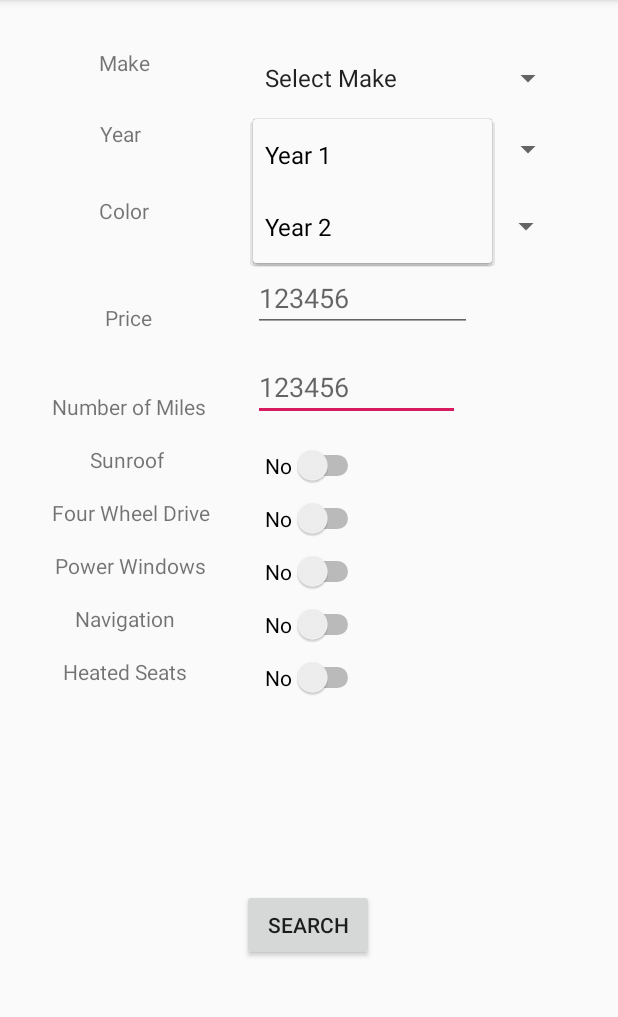
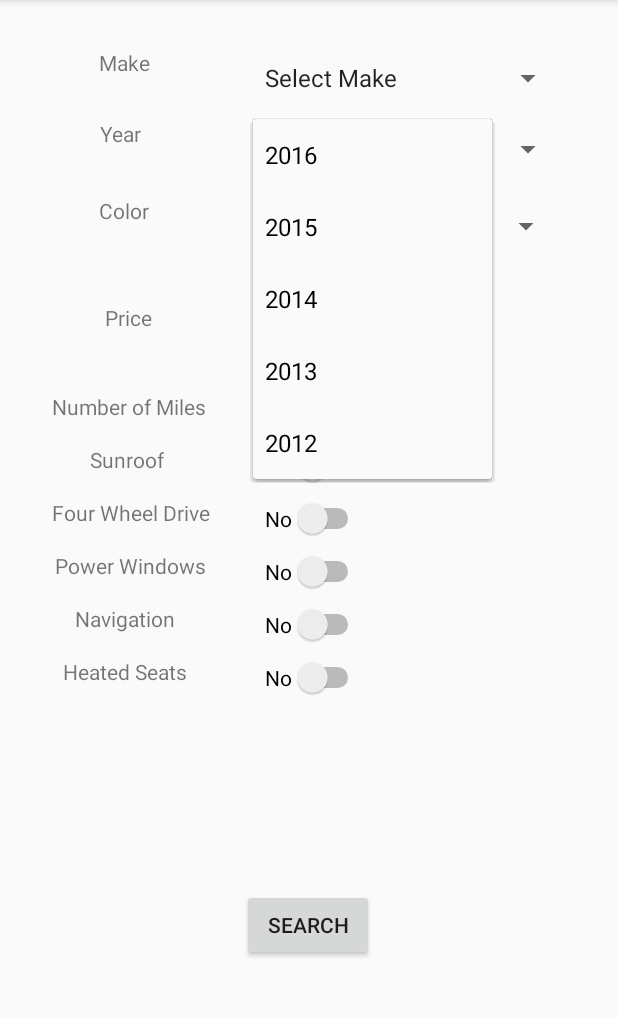
Before and after one commit to vanskater362/Dealership, an Android app: the screen it shows after launch (MainActivity), after a tap on "Select Year", on a phone screen of 412 x 824 dp, the part 84-1101 px from its top. Run offline under Robolectric (Android 15) with nearby library versions, the phone set to English and light mode, and no system bars.

Commit message:
Database calles to fill the spinners

```diff
--- /dev/null
+++ b/app/src/main/java/com/cardealership/DatabaseHelper.java
@@ -0,0 +1,292 @@
+package com.cardealership;
+
+import android.content.ContentValues;
+import android.content.Context;
+import android.database.Cursor;
+import android.database.sqlite.SQLiteDatabase;
+import android.database.sqlite.SQLiteOpenHelper;
+import android.util.Log;
+
+import java.util.ArrayList;
+import java.util.HashMap;
+import java.util.HashSet;
+import java.util.List;
+import java.util.Map;
+//This class can function like a Web API
+//Each function would be an Endpoint to access the DataBase
+public class DatabaseHelper extends SQLiteOpenHelper {
+
+    // Database Version
+    private static final int DATABASE_VERSION = 3;
+
+    // Database Name
+    private static final String DATABASE_NAME = "dealership_db";
+
+
+    public DatabaseHelper(Context context) {
+        super(context, DATABASE_NAME, null, DATABASE_VERSION);
+    }
+
+    // Creating Tables
+    @Override
+    public void onCreate(SQLiteDatabase db) {
+        // create notes table
+        db.execSQL(Cars.CREATE_TABLE);
+        //fillDB(db);
+    }
+
+    // Upgrading database
+    @Override
+    public void onUpgrade(SQLiteDatabase db, int oldVersion, int newVersion) {
+        // Drop older table if existed
+        db.execSQL("DROP TABLE IF EXISTS " + Cars.TABLE_NAME);
+
+        // Create tables again
+        onCreate(db);
+    }
+
+    public List<Cars> getAllCars() {
+        List<Cars> cars = new ArrayList<>();
+
+        String selectQuery = "SELECT * FROM " + Cars.TABLE_NAME;
+
+        SQLiteDatabase db = this.getWritableDatabase();
+        Cursor cursor = db.rawQuery(selectQuery, null);
+
+        if(cursor.moveToFirst()){
+            do{
+                Cars car = new Cars();
+                car.setId(cursor.getInt(cursor.getColumnIndex(Cars.COLUMN_ID)));
+                car.set_Id(cursor.getString(cursor.getColumnIndex(Cars.COLUMN__ID)));
+                car.setMake(cursor.getString(cursor.getColumnIndex(Cars.COLUMN_MAKE)));
+                car.setYear(cursor.getString(cursor.getColumnIndex(Cars.COLUMN_YEAR)));
+                car.setColor(cursor.getString(cursor.getColumnIndex(Cars.COLUMN_COLOR)));
+                car.setPrice(cursor.getString(cursor.getColumnIndex(Cars.COLUMN_PRICE)));
+                car.setHasSunroof(cursor.getInt(cursor.getColumnIndex(Cars.COLUMN_HASSUNROOF)));
+                car.setIsFourWheelDrive(cursor.getInt(cursor.getColumnIndex(Cars.COLUMN_ISFOURWHEELDRIVE)));
+                car.setHasLowMiles(cursor.getInt(cursor.getColumnIndex(Cars.COLUMN_HASLOWMILES)));
+                car.setHasPowerWindows(cursor.getInt(cursor.getColumnIndex(Cars.COLUMN_HASPOWERWINDOWS)));
+                car.setHasNavigation(cursor.getInt(cursor.getColumnIndex(Cars.COLUMN_HASNAVIGATION)));
+                car.setHasHeatedSeats(cursor.getInt(cursor.getColumnIndex(Cars.COLUMN_HASHEATEDSEATS)));
+
+                cars.add(car);
+            } while (cursor.moveToNext());
+        }
+
+        db.close();
+
+        return cars;
+    }
+
+    public HashSet getMakes(){
+        HashSet makes = new HashSet();
+        String selectQuery = "SELECT " + Cars.COLUMN_MAKE + " FROM " + Cars.TABLE_NAME;
+
+        SQLiteDatabase db = this.getReadableDatabase();
+        Cursor cursor = db.rawQuery(selectQuery, null);
+
+        if(cursor.moveToFirst()) {
+            do {
+                makes.add(cursor.getString(cursor.getColumnIndex(Cars.COLUMN_MAKE)));
+            } while (cursor.moveToNext());
+        }
+
+        return makes;
+    }
+
+    public HashSet getYears(){
+        HashSet years = new HashSet();
+        String selectQuery = "SELECT " + Cars.COLUMN_YEAR + " FROM " + Cars.TABLE_NAME;
+
+        SQLiteDatabase db = this.getReadableDatabase();
+        Cursor cursor = db.rawQuery(selectQuery, null);
+
+        if(cursor.moveToFirst()) {
+            do {
+                years.add(cursor.getString(cursor.getColumnIndex(Cars.COLUMN_YEAR)));
+            } while (cursor.moveToNext());
+        }
+
+        return years;
+    }
+
+    public HashSet getColors(){
+        HashSet colors = new HashSet();
+        String selectQuery = "SELECT " + Cars.COLUMN_COLOR + " FROM " + Cars.TABLE_NAME;
+
+        SQLiteDatabase db = this.getReadableDatabase();
+        Cursor cursor = db.rawQuery(selectQuery, null);
+
+        if(cursor.moveToFirst()) {
+            do {
+                colors.add(cursor.getString(cursor.getColumnIndex(Cars.COLUMN_COLOR)));
+            } while (cursor.moveToNext());
+        }
+
+        return colors;
+    }
+
+    public void fillDB(){
+        //data for the database
+        //this is just for this test app
+        //data is from the sample data set
+
+        SQLiteDatabase db = this.getWritableDatabase();
+        ContentValues values = new ContentValues();
+
+        //create a map of each car to later insert into the database
+        Map<String, String> car1 = new HashMap<>();
+            car1.put("_id", "59d2698c2eaefb1268b69ee5");
+            car1.put("make", "Chevy");
+            car1.put("year", "2016");
+            car1.put("color", "Gray");
+            car1.put("price", "16106");
+            car1.put("hasSunroof", "0");
+            car1.put("isFourWheelDrive", "1");
+            car1.put("hasLowMiles", "1");
+            car1.put("hasPowerWindows", "0");
+            car1.put("hasNavigation", "1");
+            car1.put("hasHeatedSeats", "0");
+
+        Map<String, String> car2 = new HashMap<>();
+            car2.put("_id", "59d2698c05889e0b23959106");
+            car2.put("make", "Toyota");
+            car2.put("year", "2012");
+            car2.put("color", "Silver");
+            car2.put("price", "18696");
+            car2.put("hasSunroof", "1");
+            car2.put("isFourWheelDrive", "1");
+            car2.put("hasLowMiles", "0");
+            car2.put("hasPowerWindows", "1");
+            car2.put("hasNavigation", "0");
+            car2.put("hasHeatedSeats", "1");
+
+
+        Map<String, String> car3 = new HashMap<>();
+            car3.put("_id", "59d2698c6f1dc2cbec89c413");
+            car3.put("make", "Mercedes");
+            car3.put("year", "2016");
+            car3.put("color", "Black");
+            car3.put("price", "18390");
+            car3.put("hasSunroof", "1");
+            car3.put("isFourWheelDrive", "0");
+            car3.put("hasLowMiles", "0");
+            car3.put("hasPowerWindows", "1");
+            car3.put("hasNavigation", "1");
+            car3.put("hasHeatedSeats", "0");
+
+
+        Map<String, String> car4 = new HashMap<>();
+            car4.put("_id", "59d2698c340f2728382c0a73");
+            car4.put("make", "Toyota");
+            car4.put("year", "2015");
+            car4.put("color", "White");
+            car4.put("price", "15895");
+            car4.put("hasSunroof", "1");
+            car4.put("isFourWheelDrive", "0");
+            car4.put("hasLowMiles", "1");
+            car4.put("hasPowerWindows", "1");
+            car4.put("hasNavigation", "0");
+            car4.put("hasHeatedSeats", "1");
+
+
+        Map<String, String> car5 = new HashMap<>();
+            car5.put("_id", "59d2698cba9b82c2347cd13a");
+            car5.put("make", "Ford");
+            car5.put("year", "2014");
+            car5.put("color", "Gray");
+            car5.put("price", "19710");
+            car5.put("hasSunroof", "0");
+            car5.put("isFourWheelDrive", "1");
+            car5.put("hasLowMiles", "0");
+            car5.put("hasPowerWindows", "0");
+            car5.put("hasNavigation", "1");
+            car5.put("hasHeatedSeats", "1");
+
+
+        Map<String, String> car6 = new HashMap<>();
+            car6.put("_id", "59d2698ce2e7eeeb4f109001");
+            car6.put("make", "Toyota");
+            car6.put("year", "2014");
+            car6.put("color", "Red");
+            car6.put("price", "19248");
+            car6.put("hasSunroof", "1");
+            car6.put("isFourWheelDrive", "0");
+            car6.put("hasLowMiles", "1");
+            car6.put("hasPowerWindows", "1");
+            car6.put("hasNavigation", "1");
+            car6.put("hasHeatedSeats", "1");
+
+        Map<String, String> car7 = new HashMap<>();
+            car7.put("_id", "59d2698cd6a3b8f0dd994c9d");
+            car7.put("make", "Toyota");
+            car7.put("year", "2015");
+            car7.put("color", "Black");
+            car7.put("price", "13170");
+            car7.put("hasSunroof", "1");
+            car7.put("isFourWheelDrive", "0");
+            car7.put("hasLowMiles", "1");
+            car7.put("hasPowerWindows", "1");
+            car7.put("hasNavigation", "0");
+            car7.put("hasHeatedSeats", "0");
+
+        Map<String, String> car8 = new HashMap<>();
+            car8.put("_id", "59d2698c86ab54cee8acdc7b");
+            car8.put("make", "Mercedes");
+            car8.put("year", "2013");
+            car8.put("color", "Gray");
+            car8.put("price", "15669");
+            car8.put("hasSunroof", "0");
+            car8.put("isFourWheelDrive", "0");
+            car8.put("hasLowMiles", "1");
+            car8.put("hasPowerWindows", "0");
+            car8.put("hasNavigation", "0");
+            car8.put("hasHeatedSeats", "0");
+
+        Map<String, String> car9 = new HashMap<>();
+            car9.put("_id", "59d2698cda9e8d39476c678a");
+            car9.put("make", "Toyota");
+            car9.put("year", "2015");
+            car9.put("color", "White");
+            car9.put("price", "16629");
+            car9.put("hasSunroof", "0");
+            car9.put("isFourWheelDrive", "0");
+            car9.put("hasLowMiles", "1");
+            car9.put("hasPowerWindows", "0");
+            car9.put("hasNavigation", "0");
+            car9.put("hasHeatedSeats", "1");
+
+        //create an arraylist of each map created
+        //so one for loop can be use to insert the
+        //entire sample data set
+        ArrayList<Map> carMap = new ArrayList<>();
+        carMap.add(car1);
+        carMap.add(car2);
+        carMap.add(car3);
+        carMap.add(car4);
+        carMap.add(car5);
+        carMap.add(car6);
+        carMap.add(car7);
+        carMap.add(car8);
+        carMap.add(car9);
+
+
+        for(int i = 0; i < carMap.size(); i++) {
+            values.put(Cars.COLUMN__ID, carMap.get(i).get("_id").toString());
+            values.put(Cars.COLUMN_MAKE, carMap.get(i).get("make").toString());
+            values.put(Cars.COLUMN_YEAR, carMap.get(i).get("year").toString());
+            values.put(Cars.COLUMN_COLOR, carMap.get(i).get("color").toString());
+            values.put(Cars.COLUMN_PRICE, carMap.get(i).get("price").toString());
+            values.put(Cars.COLUMN_HASSUNROOF, carMap.get(i).get("hasSunroof").toString());
+            values.put(Cars.COLUMN_ISFOURWHEELDRIVE, carMap.get(i).get("isFourWheelDrive").toString());
+            values.put(Cars.COLUMN_HASLOWMILES, carMap.get(i).get("hasLowMiles").toString());
+            values.put(Cars.COLUMN_HASPOWERWINDOWS, carMap.get(i).get("hasPowerWindows").toString());
+            values.put(Cars.COLUMN_HASNAVIGATION, carMap.get(i).get("hasNavigation").toString());
+            values.put(Cars.COLUMN_HASHEATEDSEATS, carMap.get(i).get("hasHeatedSeats").toString());
+
+            //insert each car
+            db.insert(Cars.TABLE_NAME, null, values);
+        }
+        db.close();
+    }
+}
--- a/app/src/main/java/com/cardealership/MainActivity.java
+++ b/app/src/main/java/com/cardealership/MainActivity.java
@@ -1,5 +1,7 @@
 package com.cardealership;
 
+import android.database.Cursor;
+import android.database.sqlite.SQLiteDatabase;
 import android.support.v7.app.AppCompatActivity;
 import android.os.Bundle;
 import android.util.Log;
@@ -11,23 +13,27 @@ import android.widget.Switch;
 import android.widget.TextView;
 
 import java.util.ArrayList;
+import java.util.HashSet;
 import java.util.List;
 import java.util.Objects;
 
 public class MainActivity extends AppCompatActivity {
+
+    DatabaseHelper db;
 
     @Override
     protected void onCreate(Bundle savedInstanceState) {
         super.onCreate(savedInstanceState);
         setContentView(R.layout.activity_main);
 
-        List<String> makesArray =  new ArrayList<String>();
-        List<String> yearArray =  new ArrayList<String>();
-        List<String> colorArray =  new ArrayList<String>();
 
-        fillMakes(makesArray);
-        fillYears(yearArray);
-        fillColors(colorArray);
+        db = new DatabaseHelper(this);
+
+        db.fillDB();
+
+        List<String> makesArray = fillMakes(); //only fill the drop down menu with avaiable makes
+        List<String> yearArray =  fillYears(); //only fill the drop down menu with avaiable Years
+        List<String> colorArray =  fillColors(); //only fill the dropdown menu with avaiable Colors
 
 
         HintAdapter makesAdapter = new HintAdapter(this, makesArray, android.R.layout.simple_spinner_item);
@@ -109,21 +115,39 @@ public class MainActivity extends AppCompatActivity {
 
     }
 
-    void fillMakes(List<String> makesArray) {
-        makesArray.add("Make 1");
-        makesArray.add("Make 2");
-        makesArray.add("Select Make");
+    List<String> fillMakes() {
+        HashSet<String> makesArray =  db.getMakes();
+        List<String> makes = new ArrayList<>();
+        Object[] obj = makesArray.toArray();
+
+        for(int i = 0; i < obj.length; i++) {
+            makes.add(obj[i].toString());
+        }
+        makes.add("Select Make");
+        return makes;
     }
 
-    void fillYears(List<String> yearArray) {
-        yearArray.add("Year 1");
-        yearArray.add("Year 2");
-        yearArray.add("Select Year");
+    List<String> fillYears() {
+        HashSet<String> yearsArray =  db.getYears();
+        List<String> years = new ArrayList<>();
+        Object[] obj = yearsArray.toArray();
+
+        for(int i = 0; i < obj.length; i++) {
+            years.add(obj[i].toString());
+        }
+        years.add("Select Year");
+        return years;
     }
 
-    void fillColors(List<String> colorArray){
-        colorArray.add("Color 1");
-        colorArray.add("Color 2");
-        colorArray.add("Select Color");
+    List<String> fillColors(){
+        HashSet<String> colorsArray =  db.getColors();
+        List<String> colors = new ArrayList<>();
+        Object[] obj = colorsArray.toArray();
+
+        for(int i = 0; i < obj.length; i++) {
+            colors.add(obj[i].toString());
+        }
+        colors.add("Select Color");
+        return colors;
     }
 }
```
Also changed, not shown: app/src/main/java/com/cardealership/Cars.java (added, +103 -0 lines).
